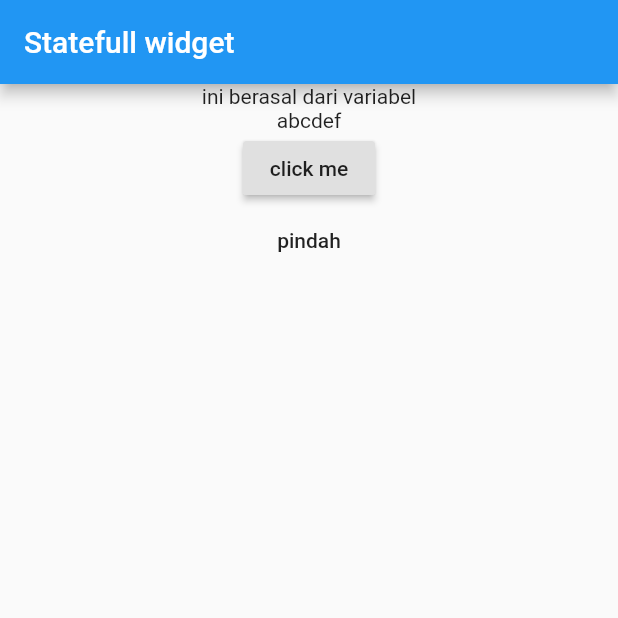
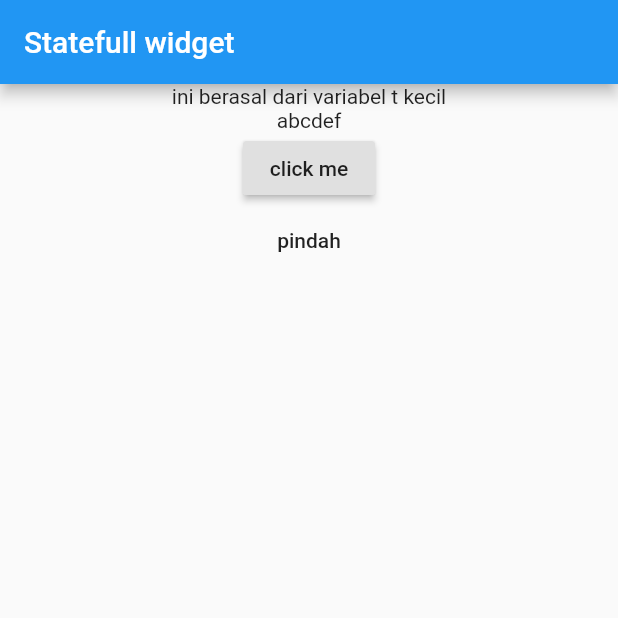
Before and after one commit to mohammadzarkasi/mobile-flutter-01, a Flutter app: the screen it shows after launch, on a phone screen of 412 x 824 dp, the top half of it. Run offline on Flutter 3.47's test engine with Material 2 defaults, Android fonts, the phone set to English and light mode, and no system bars.

Commit message:
minor revision: ganti judul

```diff
--- a/lib/Screen6.dart
+++ b/lib/Screen6.dart
@@ -7,7 +7,7 @@ class Screen6 extends StatefulWidget {
 }
 
 class _Screen6State extends State<Screen6> {
-  var t = 'ini berasal dari variabel';
+  var t = 'ini berasal dari variabel t kecil';
   var showT2 = true;
 
   @override
--- a/lib/main.dart
+++ b/lib/main.dart
@@ -12,8 +12,8 @@ class MyApp extends StatelessWidget {
   @override
   Widget build(BuildContext context) {
     return MaterialApp(
-      debugShowCheckedModeBanner: false,
-      title: 'Ilkom',
+      debugShowCheckedModeBanner: true,
+      title: 'Ilkom Unej',
       home: Screen6(),
     );
   }
```
